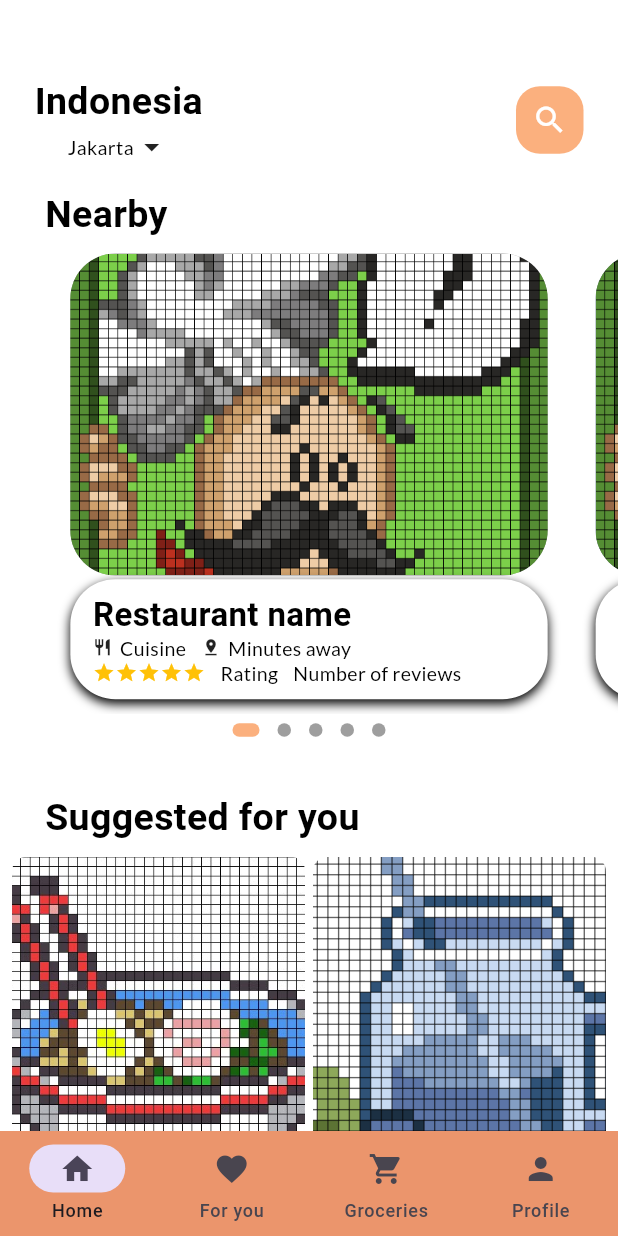
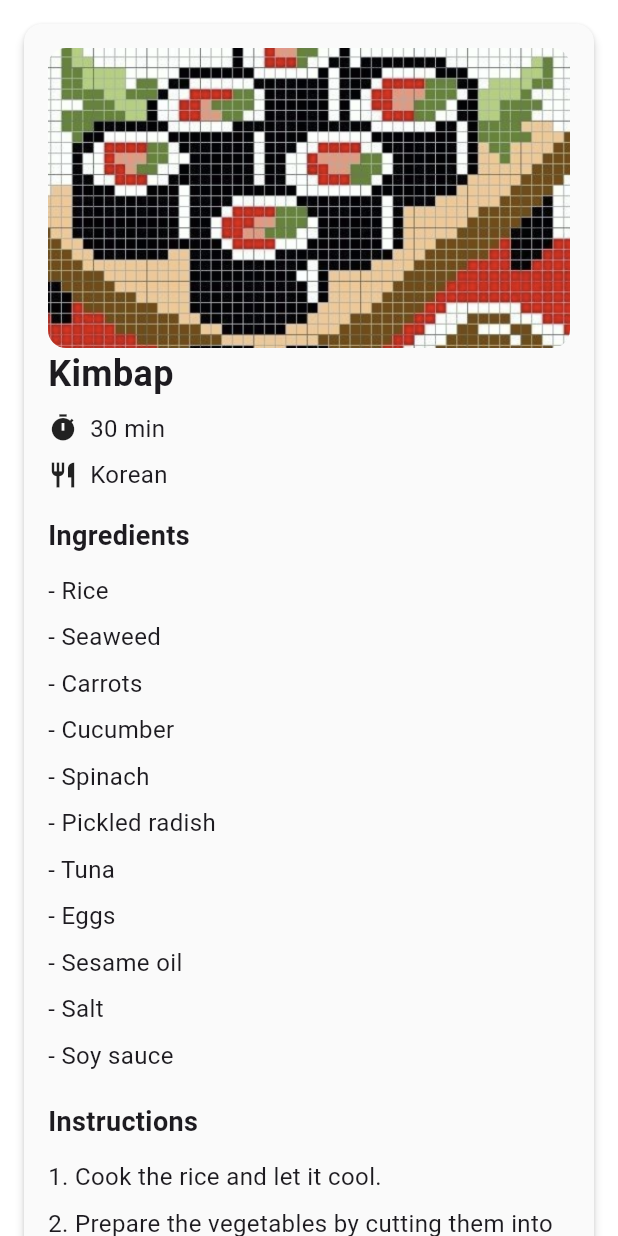
Before and after one commit to tricoded/solu, a Flutter app: the screen it shows after launch, on a phone screen of 412 x 824 dp. Run offline on Flutter 3.47's test engine with Material 3 defaults, Android fonts, the phone set to English and light mode, and no system bars; drawn by our look-alikes of dots_indicator; our stand-ins replace firebase_core, get, google_fonts; accounts and stored records are empty.

Commit message:
Second commit (Recipe page with cards, new assets)

```diff
--- /dev/null
+++ b/lib/components/recipe/detailed_recipe_card.dart
@@ -0,0 +1,115 @@
+import 'package:flutter/material.dart';
+
+class DetailedRecipeCard extends StatelessWidget {
+  final String imageUrl;
+  final String recipeName;
+  final String cookingTime;
+  final String cuisineType;
+  final List<String> ingredients;
+  final List<String> instructions;
+
+  const DetailedRecipeCard({
+    super.key,
+    required this.imageUrl,
+    required this.recipeName,
+    required this.cookingTime,
+    required this.cuisineType,
+    required this.ingredients,
+    required this.instructions,
+  });
+
+  @override
+  Widget build(BuildContext context) {
+    return Card(
+      elevation: 2.5,
+      margin: const EdgeInsets.all(16),
+      color: Colors.grey[50],
+      shape: RoundedRectangleBorder(
+        borderRadius: BorderRadius.circular(12),
+      ),
+      child: Padding(
+        padding: const EdgeInsets.all(16),
+        child: Column(
+          crossAxisAlignment: CrossAxisAlignment.start,
+          children: [
+            Container(
+              height: 200,
+              decoration: BoxDecoration(
+                borderRadius: BorderRadius.circular(12),
+                image: DecorationImage(
+                  image: AssetImage(imageUrl),
+                  fit: BoxFit.cover,
+                ),
+              ),
+            ),
+            Text(
+              recipeName,
+              style: const TextStyle(
+                fontSize: 24,
+                fontWeight: FontWeight.bold,
+              ),
+            ),
+            const SizedBox(height: 8),
+            Row(
+              children: [
+                const Icon(Icons.timer, size: 20),
+                const SizedBox(width: 8),
+                Text(
+                  cookingTime,
+                  style: const TextStyle(fontSize: 16),
+                ),
+              ],
+            ),
+            const SizedBox(height: 8),
+            Row(
+              children: [
+                const Icon(Icons.restaurant, size: 20),
+                const SizedBox(width: 8),
+                Text(
+                  cuisineType,
+                  style: const TextStyle(fontSize: 16),
+                ),
+              ],
+            ),
+            const SizedBox(height: 16),
+            const Text(
+              'Ingredients',
+              style: TextStyle(
+                fontSize: 18,
+                fontWeight: FontWeight.bold,
+              ),
+            ),
+            const SizedBox(height: 8),
+            ...ingredients.map((ingredient) => Padding(
+                  padding: const EdgeInsets.symmetric(vertical: 4),
+                  child: Text(
+                    '- $ingredient',
+                    style: const TextStyle(fontSize: 16),
+                  ),
+                )),
+            const SizedBox(height: 16),
+            const Text(
+              'Instructions',
+              style: TextStyle(
+                fontSize: 18,
+                fontWeight: FontWeight.bold,
+              ),
+            ),
+            const SizedBox(height: 8),
+            ...instructions.asMap().entries.map((entry) {
+              int index = entry.key + 1;
+              String instruction = entry.value;
+              return Padding(
+                padding: const EdgeInsets.symmetric(vertical: 4),
+                child: Text(
+                  '$index. $instruction',
+                  style: const TextStyle(fontSize: 16),
+                ),
+              );
+            }),
+          ],
+        ),
+      ),
+    );
+  }
+}
--- a/lib/main.dart
+++ b/lib/main.dart
@@ -1,8 +1,9 @@
 import 'package:flutter/material.dart';
 import 'package:firebase_core/firebase_core.dart';
-import 'package:food_app/components/navbar/sfood_navigation_bar.dart';
+import 'package:food_app/pages/secondary/full_recipe_page.dart';
 import 'package:food_app/pages/secondary/restaurant_page.dart';
 import 'package:get/get.dart';
+// import 'package:food_app/components/navbar/sfood_navigation_bar.dart';
 
 void main() async {
   WidgetsFlutterBinding.ensureInitialized();
@@ -22,7 +23,8 @@ class MainApp extends StatelessWidget {
         scaffoldBackgroundColor: Colors.white,
       ),
       debugShowCheckedModeBanner: false,
-      home: SfoodNavigationBar(),
+      home: FullRecipePage(),
+      // SfoodNavigationBar(),
     );
   }
 }
--- /dev/null
+++ b/lib/pages/secondary/full_recipe_page.dart
@@ -0,0 +1,54 @@
+import 'package:flutter/material.dart';
+import 'package:food_app/components/recipe/detailed_recipe_card.dart';
+
+class FullRecipePage extends StatefulWidget {
+  const FullRecipePage({super.key});
+
+  @override
+  State<FullRecipePage> createState() => _FullRecipePageState();
+}
+
+class _FullRecipePageState extends State<FullRecipePage> {
+  @override
+  Widget build(BuildContext context) {
+    return Scaffold(
+      body: SingleChildScrollView(
+        child: Column(
+          children: [
+            DetailedRecipeCard(
+              imageUrl: "assets/images/kimbap.png",
+              recipeName: "Kimbap",
+              cookingTime: '30 min',
+              cuisineType: 'Korean',
+              ingredients: [
+                'Rice',
+                'Seaweed',
+                'Carrots',
+                'Cucumber',
+                'Spinach',
+                'Pickled radish',
+                'Tuna',
+                'Eggs',
+                'Sesame oil',
+                'Salt',
+                'Soy sauce',
+              ],
+              instructions: [
+                'Cook the rice and let it cool.',
+                'Prepare the vegetables by cutting them into thin strips.',
+                'In a pan, scramble the eggs and set aside.',
+                'Lay a sheet of seaweed on a bamboo mat.',
+                'Spread a thin layer of rice on the seaweed, leaving a border at the top.',
+                'Add the vegetables, tuna, and scrambled eggs on top of the rice.',
+                'Roll the seaweed tightly using the bamboo mat.',
+                'Slice the roll into bite-sized pieces.',
+                'Serve with soy sauce for dipping.',
+              ],
+            ),
+            const SizedBox(height: 20),
+          ],
+        ),
+      ),
+    );
+  }
+}
--- a/lib/pages/secondary/nearby_page.dart
+++ b/lib/pages/secondary/nearby_page.dart
@@ -112,6 +112,7 @@ class _NearbyPageState extends State<NearbyPage> {
           itemBuilder: (context, index) {
             return GestureDetector(
               onTap: () {
+                // ignore: avoid_print
                 print("Tapped on ${pictureThumbnails[index]}");
               },
               child: Stack(
--- a/pubspec.yaml
+++ b/pubspec.yaml
@@ -40,3 +40,5 @@ flutter:
   - assets/images/cupcakestrawberry.png
   - assets/images/cupcakegrapemint.png
   - assets/images/suggestedrestaurantone.png
+  - assets/images/suggestedrestauranttwo.png
+  - assets/images/kimbap.png
```
Also changed, not shown: lib/components/recipe/preview_recipe_card.dart (added, +100 -0 lines), assets/images/kimbap.png (added), 5 other files.
